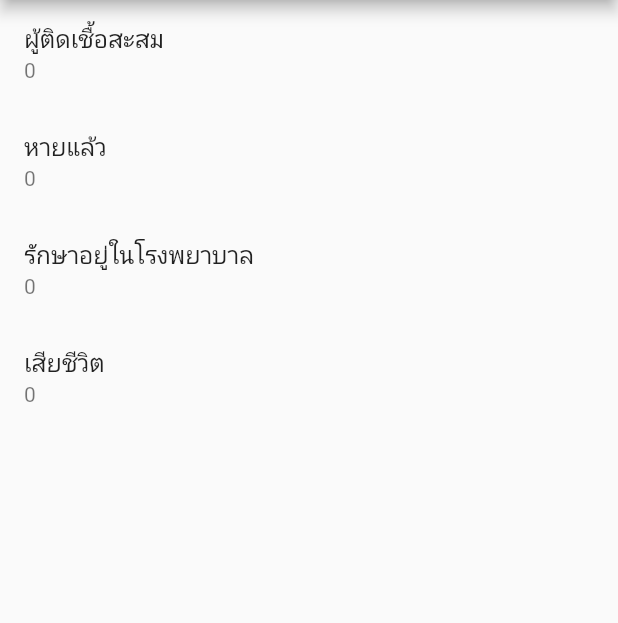
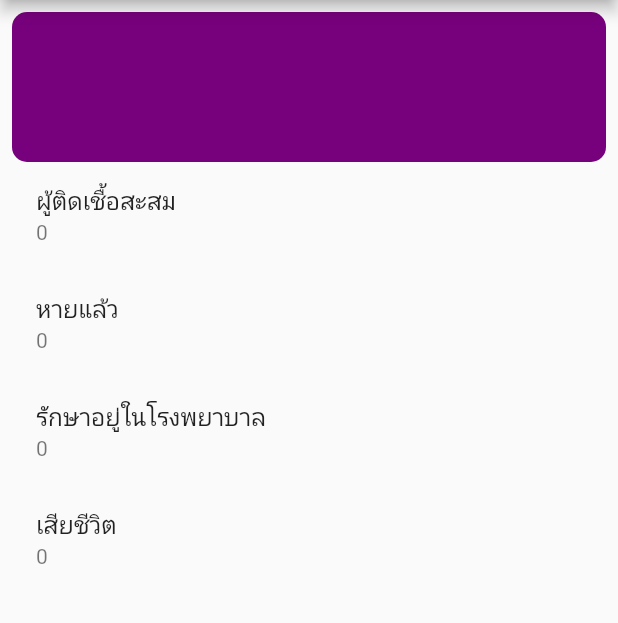
Before and after one commit to VeepCream/learnFluter, a Flutter app: the screen it shows after launch, on a phone screen of 412 x 824 dp, the part 84-707 px from its top. Run offline on Flutter 3.47's test engine with Material 2 defaults, Android fonts, the phone set to English and light mode, and no system bars; network calls fail.

Commit message:
Build your own statistics indicator

```diff
--- a/lib/main.dart
+++ b/lib/main.dart
@@ -60,8 +60,16 @@ class _MyHomePageState extends State<MyHomePage> {
             (BuildContext context, AsyncSnapshot<CovidTodayResult> snapshot) {
           if (snapshot.connectionState == ConnectionState.done) {
             var result = snapshot.data;
-            return ListView(
+            return Padding(
+              padding: const EdgeInsets.all(8.0),
+              child: Column(
                 children: <Widget>[
+                  Container(
+                    height: 100,
+                    decoration: BoxDecoration(
+                        borderRadius: BorderRadius.circular(10),
+                        color: Color(0xff77007c)),
+                  ),
                   ListTile(
                     title: Text('ผู้ติดเชื้อสะสม'),
                     subtitle: Text('${result?.confirmed ?? "0"}'),
@@ -79,6 +87,7 @@ class _MyHomePageState extends State<MyHomePage> {
                     subtitle: Text('${result?.deaths ?? "0"}'),
                   )
                 ],
+              ),
             );
           }
           return LinearProgressIndicator();
```
Lines whose indentation alone changed are shown as unchanged.
